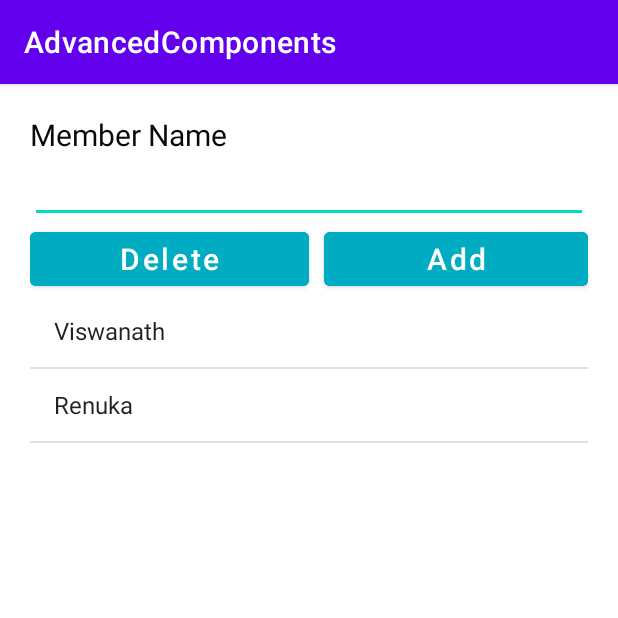
After one commit to vinod-kumar-impove10x/Advanced-Components, an Android app: the TeamListActivity screen opened directly, with no data from a screen before it, on a phone screen of 412 x 824 dp, the top half of it. The commit adds this screen. Run offline under Robolectric (Android 15) with nearby library versions, the phone set to English and light mode, and no system bars.

Commit message:
Created TeamListActivity & Implemented

```diff
--- a/app/src/main/AndroidManifest.xml
+++ b/app/src/main/AndroidManifest.xml
@@ -13,6 +13,9 @@
         android:supportsRtl="true"
         android:theme="@style/Theme.AdvancedComponents"
         tools:targetApi="31">
+        <activity
+            android:name=".TeamListActivity"
+            android:exported="false" />
         <activity
             android:name=".AddMemberActivity"
             android:exported="false" />
--- a/app/src/main/java/com/example/advancedcomponents/HomeActivity.java
+++ b/app/src/main/java/com/example/advancedcomponents/HomeActivity.java
@@ -18,6 +18,7 @@ public class HomeActivity extends AppCompatActivity {
         handleDateOfBirthButton();
         handleTeamButton();
         handleAddMemberButton();
+        handleTeamListButton();
     }
 
     public void handleLuckyNumberButton(){
@@ -59,4 +60,12 @@ public class HomeActivity extends AppCompatActivity {
             startActivity(addMemberIntent);
         });
     }
+
+    public void handleTeamListButton() {
+        Button teamListBtn = findViewById(R.id.team_list_btn);
+        teamListBtn.setOnClickListener(view -> {
+            Intent teamListIntent = new Intent(this,TeamListActivity.class);
+            startActivity(teamListIntent);
+        });
+    }
 }
--- /dev/null
+++ b/app/src/main/java/com/example/advancedcomponents/TeamListActivity.java
@@ -0,0 +1,66 @@
+package com.example.advancedcomponents;
+
+import androidx.appcompat.app.AppCompatActivity;
+
+import android.os.Bundle;
+import android.view.View;
+import android.widget.AdapterView;
+import android.widget.ArrayAdapter;
+import android.widget.Button;
+import android.widget.EditText;
+import android.widget.ListView;
+import android.widget.Toast;
+
+import java.util.ArrayList;
+
+public class TeamListActivity extends AppCompatActivity {
+    public ArrayList<String> namesList;
+    public ListView teamListLv;
+    public ArrayAdapter<String> arrayAdapter;
+
+    @Override
+    protected void onCreate(Bundle savedInstanceState) {
+        super.onCreate(savedInstanceState);
+        setContentView(R.layout.activity_team_list);
+        handleAddButton();
+        setupData();
+        setUpTeamList();
+    }
+
+    private void handleAddButton() {
+        Button addBtn = findViewById(R.id.add_btn);
+        addBtn.setOnClickListener(view -> {
+            EditText memberNameTxt = findViewById(R.id.member_name_txt);
+            String memberName = memberNameTxt.getText().toString();
+            if(memberName.equals("")== false) {
+                arrayAdapter.add(memberName);
+                arrayAdapter.notifyDataSetChanged();
+            }
+                memberNameTxt.setText("");
+        });
+    }
+
+    private void setupData() {
+        namesList = new ArrayList<>();
+        namesList.add("Viswanath");
+        namesList.add("Renuka");
+    }
+
+    public void setUpTeamList() {
+        teamListLv = findViewById(R.id.name_list_lv);
+        arrayAdapter = new ArrayAdapter<String>(this, android.R.layout.simple_list_item_1, namesList);
+        teamListLv.setAdapter(arrayAdapter);
+        teamListLv.setOnItemSelectedListener(new AdapterView.OnItemSelectedListener() {
+
+            @Override
+            public void onItemSelected(AdapterView<?> adapterView, View view, int position, long l) {
+                Toast.makeText(TeamListActivity.this, "Name List : " + namesList, Toast.LENGTH_SHORT).show();
+            }
+
+            @Override
+            public void onNothingSelected(AdapterView<?> adapterView) {
+
+            }
+        });
+    }
+}
--- a/app/src/main/res/layout/activity_home.xml
+++ b/app/src/main/res/layout/activity_home.xml
@@ -45,6 +45,15 @@
         android:textSize="20sp" />
 
     <Button
+        android:id="@+id/team_list_btn"
+        android:layout_width="match_parent"
+        android:layout_height="wrap_content"
+        android:backgroundTint="#00ACC1"
+        android:text="Team List"
+        android:textAllCaps="false"
+        android:textSize="20sp" />
+
+    <Button
         android:id="@+id/add_member_btn"
         android:layout_width="match_parent"
         android:layout_height="wrap_content"
--- /dev/null
+++ b/app/src/main/res/layout/activity_team_list.xml
@@ -0,0 +1,63 @@
+<?xml version="1.0" encoding="utf-8"?>
+<LinearLayout xmlns:android="http://schemas.android.com/apk/res/android"
+    xmlns:app="http://schemas.android.com/apk/res-auto"
+    xmlns:tools="http://schemas.android.com/tools"
+    android:layout_width="match_parent"
+    android:layout_height="match_parent"
+    android:orientation="vertical"
+    android:padding="20dp"
+    tools:context=".TeamListActivity">
+
+    <TextView
+        android:id="@+id/textView12"
+        android:layout_width="match_parent"
+        android:layout_height="wrap_content"
+        android:text="Member Name"
+        android:textColor="#090808"
+        android:textSize="20sp" />
+
+    <EditText
+        android:id="@+id/member_name_txt"
+        android:layout_width="match_parent"
+        android:layout_height="wrap_content"
+        android:ems="10"
+        android:inputType="textPersonName" />
+
+    <LinearLayout
+        android:layout_width="match_parent"
+        android:layout_height="wrap_content"
+        android:orientation="horizontal">
+
+        <Button
+            android:id="@+id/delete_btn"
+            android:layout_width="wrap_content"
+            android:layout_height="wrap_content"
+            android:layout_marginRight="10dp"
+            android:layout_weight="1"
+            android:backgroundTint="#00ACC1"
+            android:text="Delete"
+            android:textAllCaps="false"
+            android:textSize="20sp" />
+
+        <Button
+            android:id="@+id/add_btn"
+            android:layout_width="wrap_content"
+            android:layout_height="wrap_content"
+            android:layout_weight="1"
+            android:backgroundTint="#00ACC1"
+            android:text="Add"
+            android:textAllCaps="false"
+            android:textSize="20sp" />
+    </LinearLayout>
+
+    <LinearLayout
+        android:layout_width="match_parent"
+        android:layout_height="match_parent"
+        android:orientation="vertical">
+
+        <ListView
+            android:id="@+id/name_list_lv"
+            android:layout_width="match_parent"
+            android:layout_height="match_parent" />
+    </LinearLayout>
+</LinearLayout>
```
